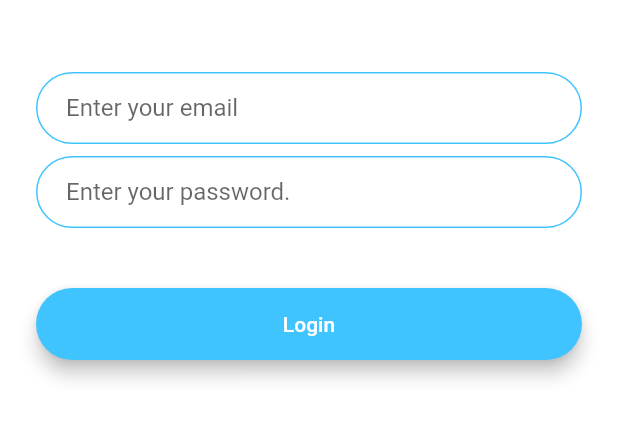
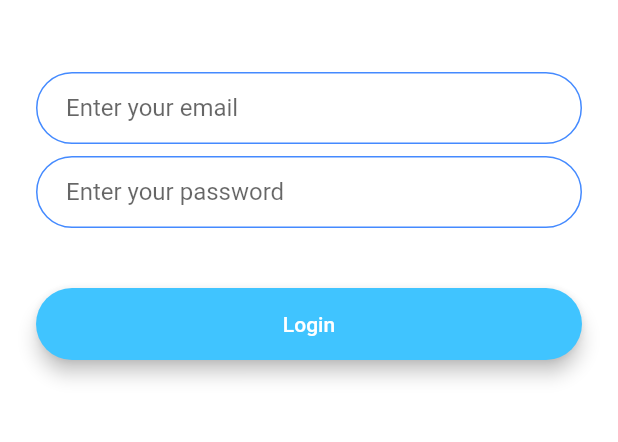
Before and after one commit to smllqs/flash_chat, a Flutter app: the screen it shows after launch, after a tap on "Log In", on a phone screen of 412 x 824 dp, the part 576-1018 px from its top. Run offline on Flutter 3.47's test engine with Material 2 defaults, Android fonts, the phone set to English and light mode, and no system bars; our stand-ins replace animated_text_kit, firebase_core; accounts and stored records are empty.

Commit message:
update login_screen with text field style

```diff
--- a/lib/screens/login_screen.dart
+++ b/lib/screens/login_screen.dart
@@ -1,4 +1,5 @@
 import 'package:flash_chat_v2/components/rounded_button.dart';
+import 'package:flash_chat_v2/constants.dart';
 import 'package:flutter/material.dart';
 
 class LoginScreen extends StatefulWidget {
@@ -35,24 +36,7 @@ class _LoginScreenState extends State<LoginScreen> {
               onChanged: (value) {
                 //Do something with the user input.
               },
-              decoration: const InputDecoration(
-                hintText: 'Enter your email',
-                contentPadding:
-                    EdgeInsets.symmetric(vertical: 10.0, horizontal: 20.0),
-                border: OutlineInputBorder(
-                  borderRadius: BorderRadius.all(Radius.circular(32.0)),
-                ),
-                enabledBorder: OutlineInputBorder(
-                  borderSide:
-                      BorderSide(color: Colors.lightBlueAccent, width: 1.0),
-                  borderRadius: BorderRadius.all(Radius.circular(32.0)),
-                ),
-                focusedBorder: OutlineInputBorder(
-                  borderSide:
-                      BorderSide(color: Colors.lightBlueAccent, width: 2.0),
-                  borderRadius: BorderRadius.all(Radius.circular(32.0)),
-                ),
-              ),
+              decoration: kTextFieldDecoration.copyWith(hintText: 'Enter your email'),
             ),
             const SizedBox(
               height: 8.0,
@@ -61,24 +45,7 @@ class _LoginScreenState extends State<LoginScreen> {
               onChanged: (value) {
                 //Do something with the user input.
               },
-              decoration: const InputDecoration(
-                hintText: 'Enter your password.',
-                contentPadding:
-                    EdgeInsets.symmetric(vertical: 10.0, horizontal: 20.0),
-                border: OutlineInputBorder(
-                  borderRadius: BorderRadius.all(Radius.circular(32.0)),
-                ),
-                enabledBorder: OutlineInputBorder(
-                  borderSide:
-                      BorderSide(color: Colors.lightBlueAccent, width: 1.0),
-                  borderRadius: BorderRadius.all(Radius.circular(32.0)),
-                ),
-                focusedBorder: OutlineInputBorder(
-                  borderSide:
-                      BorderSide(color: Colors.lightBlueAccent, width: 2.0),
-                  borderRadius: BorderRadius.all(Radius.circular(32.0)),
-                ),
-              ),
+              decoration: kTextFieldDecoration.copyWith(hintText: 'Enter your password'),
             ),
             const SizedBox(
               height: 24.0,
```
